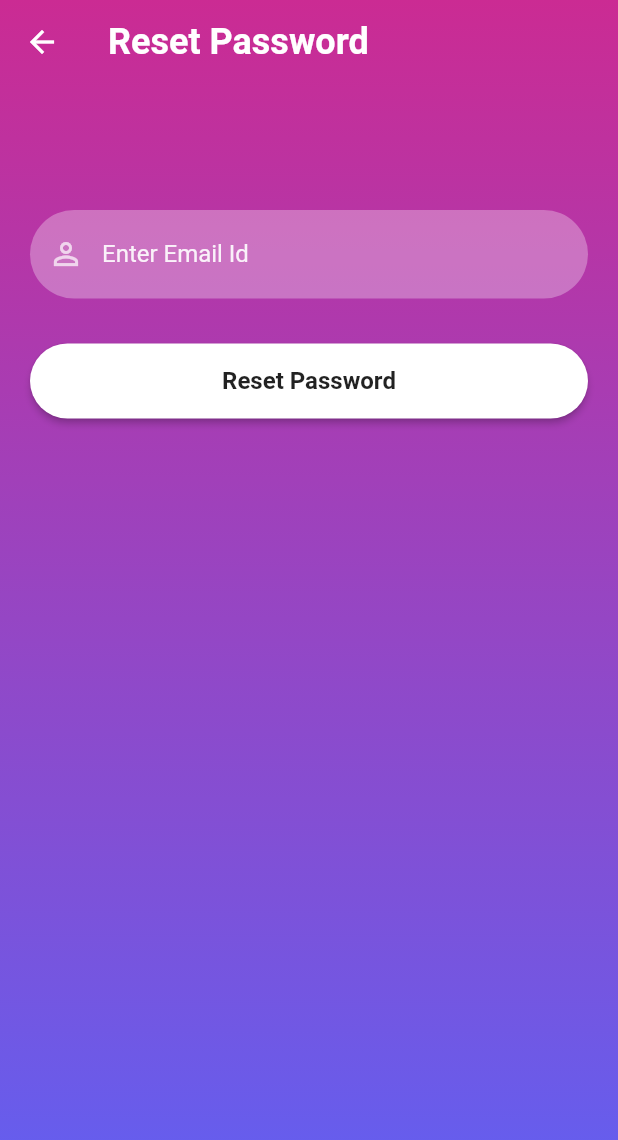
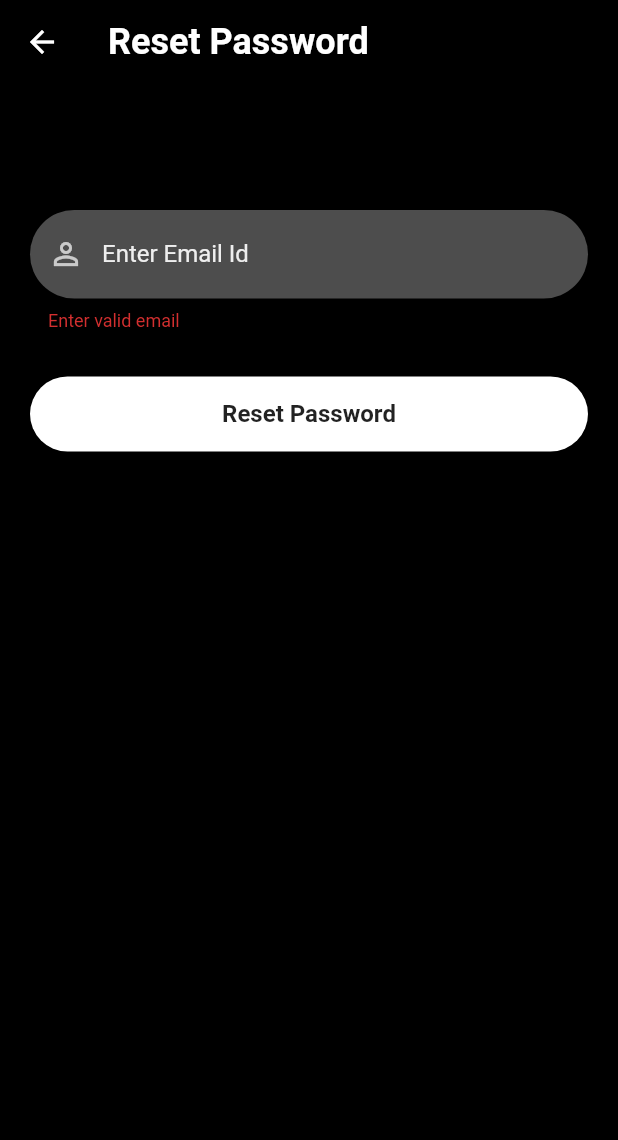
Before and after one commit to MEKOPVTLTD/meko, a Flutter app: the ResetPassword screen opened directly, after a tap on "Reset Password", on a phone screen of 412 x 824 dp. Shown: the top 1140 px of the screen. Run offline on Flutter 3.47's test engine with Material 2 defaults, Android fonts, the phone set to English and light mode, and no system bars; our stand-ins replace carousel_indicator, carousel_slider, cloud_firestore, firebase_auth, firebase_core, firebase_storage and 3 more; accounts and stored records are empty.

Commit message:
Form validation

```diff
--- a/lib/reusable_widgets/reusable_widget.dart
+++ b/lib/reusable_widgets/reusable_widget.dart
@@ -28,9 +28,10 @@ Image loadImageFromNetwork(String imageUrl) {
   );
 }
 
-TextField reusableTextField(String text, IconData icon, bool isPasswordType,
+TextFormField reusableTextField(String text, IconData icon, bool isPasswordType,
+    RegExp validateRegex,String errorMessage,
     TextEditingController controller) {
-  return TextField(
+  return TextFormField(
     controller: controller,
     obscureText: isPasswordType,
     enableSuggestions: !isPasswordType,
@@ -51,6 +52,11 @@ TextField reusableTextField(String text, IconData icon, bool isPasswordType,
           borderRadius: BorderRadius.circular(30.0),
           borderSide: const BorderSide(width: 0, style: BorderStyle.none)),
     ),
+    validator: (value) {
+      if(value!.isEmpty || !validateRegex.hasMatch(value)) {
+        return errorMessage;
+      }
+    },
     keyboardType: isPasswordType
         ? TextInputType.visiblePassword
         : TextInputType.emailAddress,
--- a/lib/screens/reset_password.dart
+++ b/lib/screens/reset_password.dart
@@ -2,6 +2,7 @@ import 'package:firebase_auth/firebase_auth.dart';
 import 'package:flutter/material.dart';
 import 'package:meko/reusable_widgets/reusable_widget.dart';
 import 'package:meko/utils/color_utils.dart';
+import 'package:meko/utils/constants.dart';
 
 class ResetPassword extends StatefulWidget {
   const ResetPassword({Key? key}) : super(key: key);
@@ -11,10 +12,16 @@ class ResetPassword extends StatefulWidget {
 }
 
 class _ResetPasswordState extends State<ResetPassword> {
-  TextEditingController _emailTextController = TextEditingController();
+  final TextEditingController _emailTextController = TextEditingController();
+  final formKey = GlobalKey<FormState>();
+
   @override
   Widget build(BuildContext context) {
-    return Scaffold(
+    return GestureDetector(
+      onTap: () {
+        FocusManager.instance.primaryFocus?.unfocus();
+      },
+      child: Scaffold(
           extendBodyBehindAppBar: true,
           appBar: AppBar(
             backgroundColor: Colors.transparent,
@@ -27,12 +34,10 @@ class _ResetPasswordState extends State<ResetPassword> {
           body: Container(
             width: MediaQuery.of(context).size.width,
             height: MediaQuery.of(context).size.height,
-          decoration: BoxDecoration(
-              gradient: LinearGradient(colors: [
-                hexStringToColor("CB2B93"),
-                hexStringToColor("9546C4"),
-                hexStringToColor("5E61F4")
-              ], begin: Alignment.topCenter, end: Alignment.bottomCenter)),
+            color: Colors.black,
+            child: Form(
+                autovalidateMode: AutovalidateMode.onUserInteraction,
+                key: formKey,
                 child: SingleChildScrollView(
                     child: Padding(
                   padding: EdgeInsets.fromLTRB(20, 120, 20, 0),
@@ -41,19 +46,31 @@ class _ResetPasswordState extends State<ResetPassword> {
                       const SizedBox(
                         height: 20,
                       ),
-                    reusableTextField("Enter Email Id", Icons.person_outline, false,
+                      reusableTextField(
+                          "Enter Email Id",
+                          Icons.person_outline,
+                          false,
+                          EMAIL_REGEX,
+                          "Enter valid email",
                           _emailTextController),
                       const SizedBox(
                         height: 20,
                       ),
                       firebaseUIButton(context, "Reset Password", () {
-                      FirebaseAuth.instance
-                          .sendPasswordResetEmail(email: _emailTextController.text)
-                          .then((value) => Navigator.of(context).pop());
+                        submitForm(context);
                       })
                     ],
                   ),
                 ))),
+          )),
     );
   }
+
+  void submitForm(BuildContext context) {
+    if (formKey.currentState!.validate()) {
+      FirebaseAuth.instance
+          .sendPasswordResetEmail(email: _emailTextController.text)
+          .then((value) => Navigator.of(context).pop());
     }
+  }
+}
--- /dev/null
+++ b/lib/utils/constants.dart
@@ -0,0 +1,5 @@
+RegExp EMAIL_REGEX = RegExp(r"^[a-zA-Z0-9.a-zA-Z0-9.!#$%&'*+-/=?^_`{|}~]+@[a-zA-Z0-9]+\.[a-zA-Z]+");
+RegExp NAME_REGEX = RegExp(r'^[a-z A-Z]+$');
+RegExp PHONE_NUMBER_REGEX = RegExp(r'^(?:[+0]9)?[0-9]{10}$');
+RegExp ADDRESS_REGEX = RegExp(r'^[a-z A-Z 0-9 \[!@#$%^&*(),.?":{}|<>\]]+$');
+RegExp PASSWORD_REGEX = RegExp(r'^[a-z A-Z 0-9 \[!@#$%^&*(),.?":{}|<>\]]+$');
```
Also changed, not shown: lib/screens/signin.dart (+46 -20 lines), lib/screens/signup.dart (+61 -16 lines). Lines whose indentation alone changed are shown as unchanged.
